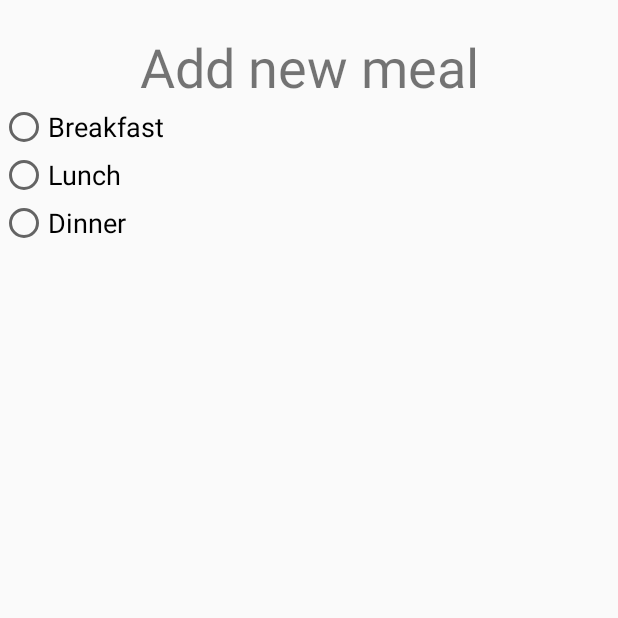
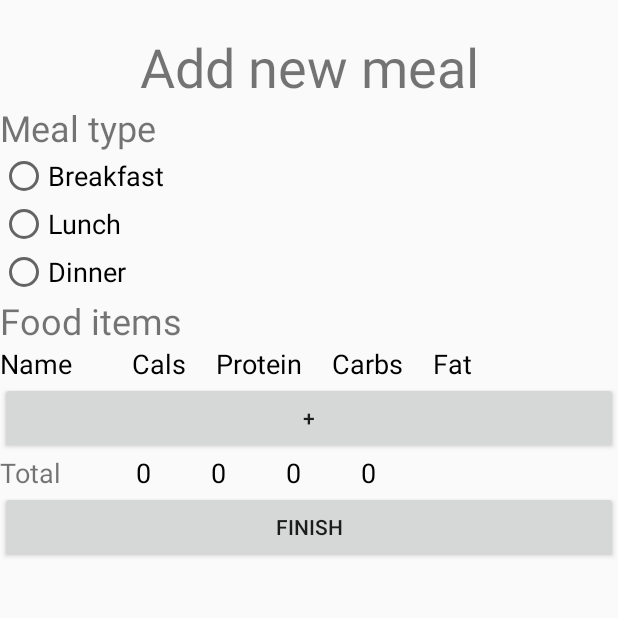
Before and after one commit to sidward35/FoodLog, an Android app: the screen it shows after launch (MainActivity), after a tap on an icon or button, on a phone screen of 412 x 824 dp, the top half of it. Run offline under Robolectric (Android 15) with nearby library versions, the phone set to English and light mode, and no system bars.

Commit message:
Complete meal entry default layout

```diff
--- a/app/src/main/java/cf/sidward35/foodlog/MainActivity.java
+++ b/app/src/main/java/cf/sidward35/foodlog/MainActivity.java
@@ -44,8 +44,8 @@ public class MainActivity extends AppCompatActivity {
     @Override
     public void onBackPressed(){
         if(mealEntry){
+            mealEntry = false;
             onResume();
-            mealEntry = false;
         }
         else System.exit(0);
     }
--- a/app/src/main/res/layout/meal_entry.xml
+++ b/app/src/main/res/layout/meal_entry.xml
@@ -11,6 +11,13 @@
         android:text="Add new meal"
         android:textAlignment="center"
         android:textSize="36sp" />
+
+    <TextView
+        android:id="@+id/textView2"
+        android:layout_width="match_parent"
+        android:layout_height="wrap_content"
+        android:text="Meal type"
+        android:textSize="24sp" />
 
     <RadioGroup
         android:layout_width="wrap_content"
@@ -37,5 +44,125 @@
             android:layout_height="wrap_content"
             android:text="Dinner"
             android:textSize="18sp" />
+
     </RadioGroup>
+
+    <TextView
+        android:id="@+id/textView3"
+        android:layout_width="match_parent"
+        android:layout_height="wrap_content"
+        android:text="Food items"
+        android:textSize="24sp" />
+
+    <LinearLayout
+        android:layout_width="match_parent"
+        android:layout_height="wrap_content"
+        android:orientation="horizontal">
+
+        <TextView
+            android:id="@+id/textView4"
+            android:layout_width="wrap_content"
+            android:layout_height="wrap_content"
+            android:layout_marginRight="40sp"
+            android:text="Name"
+            android:textColor="#000000"
+            android:textSize="18sp" />
+
+        <TextView
+            android:id="@+id/textView5"
+            android:layout_width="wrap_content"
+            android:layout_height="wrap_content"
+            android:layout_marginRight="20sp"
+            android:text="Cals"
+            android:textColor="#000000"
+            android:textSize="18sp" />
+
+        <TextView
+            android:id="@+id/textView6"
+            android:layout_width="wrap_content"
+            android:layout_height="wrap_content"
+            android:layout_marginRight="20sp"
+            android:text="Protein"
+            android:textColor="#000000"
+            android:textSize="18sp" />
+
+        <TextView
+            android:id="@+id/textView7"
+            android:layout_width="wrap_content"
+            android:layout_height="wrap_content"
+            android:layout_marginRight="20sp"
+            android:text="Carbs"
+            android:textColor="#000000"
+            android:textSize="18sp" />
+
+        <TextView
+            android:id="@+id/textView8"
+            android:layout_width="wrap_content"
+            android:layout_height="wrap_content"
+            android:text="Fat"
+            android:textColor="#000000"
+            android:textSize="18sp" />
+    </LinearLayout>
+
+    <Button
+        android:id="@+id/button"
+        android:layout_width="match_parent"
+        android:layout_height="wrap_content"
+        android:text="+" />
+
+    <LinearLayout
+        android:layout_width="match_parent"
+        android:layout_height="wrap_content"
+        android:orientation="horizontal">
+
+        <TextView
+            android:id="@+id/textView9"
+            android:layout_width="wrap_content"
+            android:layout_height="wrap_content"
+            android:layout_marginRight="50sp"
+            android:text="Total"
+            android:textSize="18sp" />
+
+        <TextView
+            android:id="@+id/textView10"
+            android:layout_width="wrap_content"
+            android:layout_height="wrap_content"
+            android:layout_marginRight="40sp"
+            android:text="0"
+            android:textColor="#000000"
+            android:textSize="18sp" />
+
+        <TextView
+            android:id="@+id/textView11"
+            android:layout_width="wrap_content"
+            android:layout_height="wrap_content"
+            android:layout_marginRight="40sp"
+            android:text="0"
+            android:textColor="#000000"
+            android:textSize="18sp" />
+
+        <TextView
+            android:id="@+id/textView12"
+            android:layout_width="wrap_content"
+            android:layout_height="wrap_content"
+            android:layout_marginRight="40sp"
+            android:text="0"
+            android:textColor="#000000"
+            android:textSize="18sp" />
+
+        <TextView
+            android:id="@+id/textView13"
+            android:layout_width="wrap_content"
+            android:layout_height="wrap_content"
+            android:text="0"
+            android:textColor="#000000"
+            android:textSize="18sp" />
+    </LinearLayout>
+
+    <Button
+        android:id="@+id/button2"
+        android:layout_width="match_parent"
+        android:layout_height="wrap_content"
+        android:text="Finish" />
+
 </LinearLayout>
```
